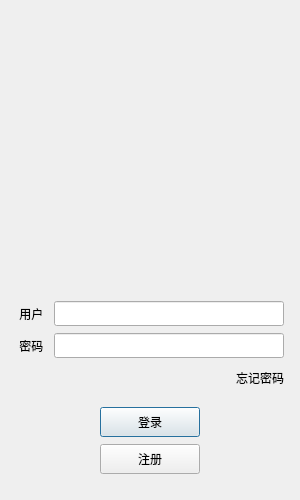
Above: logindialog.ui from Volleria/EkkoChat before the change. Below: the same form after it.
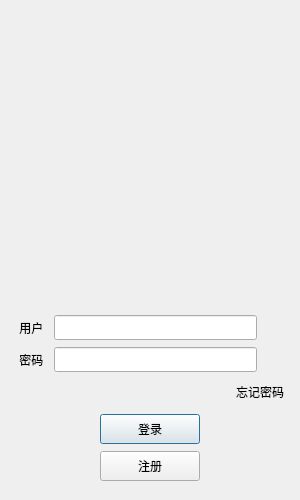
That is the form after the change. Icons and pictures are not drawn. Custom widgets are drawn as their Qt base class.

The edit to the form file:
```diff
--- a/logindialog.ui
+++ b/logindialog.ui
@@ -44,7 +44,17 @@
       <number>5</number>
      </property>
      <item>
-      <widget class="QWidget" name="widget" native="true">
+      <widget class="QLabel" name="err_tip">
+       <property name="text">
+        <string/>
+       </property>
+       <property name="alignment">
+        <set>Qt::AlignLeading|Qt::AlignLeft|Qt::AlignVCenter</set>
+       </property>
+      </widget>
+     </item>
+     <item>
+      <widget class="QWidget" name="head_widget" native="true">
        <layout class="QGridLayout" name="gridLayout">
         <item row="0" column="0">
          <widget class="QLabel" name="label">
@@ -137,6 +147,25 @@
          </property>
         </widget>
        </item>
+       <item>
+        <widget class="QLabel" name="label_2">
+         <property name="minimumSize">
+          <size>
+           <width>20</width>
+           <height>20</height>
+          </size>
+         </property>
+         <property name="maximumSize">
+          <size>
+           <width>20</width>
+           <height>20</height>
+          </size>
+         </property>
+         <property name="text">
+          <string/>
+         </property>
+        </widget>
+       </item>
       </layout>
      </item>
      <item>
@@ -182,6 +211,25 @@
          </property>
         </widget>
        </item>
+       <item>
+        <widget class="ClickedLabel" name="pass_show">
+         <property name="minimumSize">
+          <size>
+           <width>20</width>
+           <height>20</height>
+          </size>
+         </property>
+         <property name="maximumSize">
+          <size>
+           <width>20</width>
+           <height>20</height>
+          </size>
+         </property>
+         <property name="text">
+          <string/>
+         </property>
+        </widget>
+       </item>
       </layout>
      </item>
      <item>
```
Left out of the diff: 15 changed lines with no effect on the pictures.
